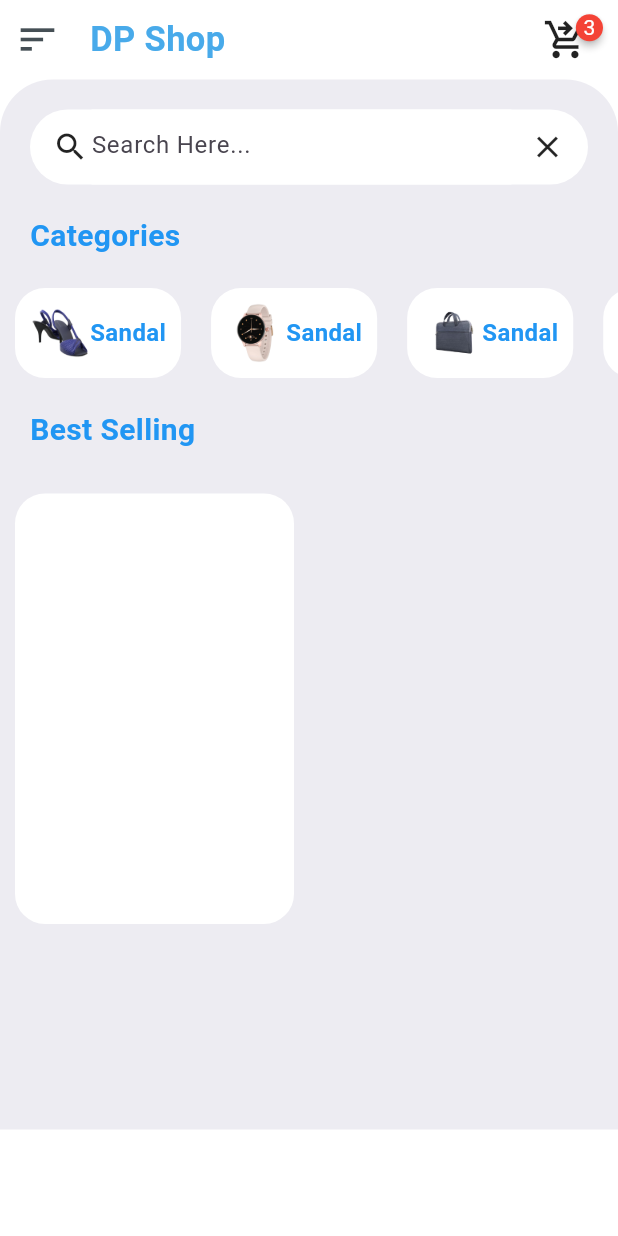
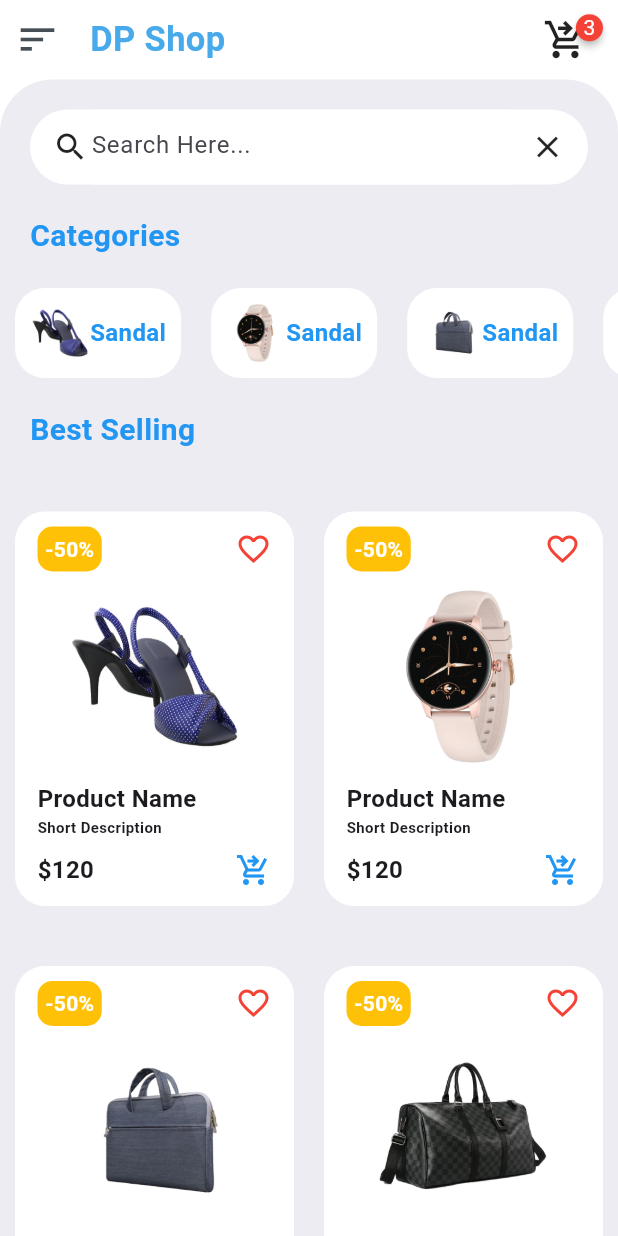
Before and after one commit to miraj98hossain/uidesignprac, a Flutter app: the screen it shows after launch, on a phone screen of 412 x 824 dp. Run offline on Flutter 3.47's test engine with Material 2 defaults, Android fonts, the light colour scheme and no system bars; drawn by our look-alikes of badges.

Commit message:
Grid Completed

```diff
--- a/lib/pages/homepage/homepage.dart
+++ b/lib/pages/homepage/homepage.dart
@@ -15,7 +15,6 @@ class HomePage extends StatelessWidget {
           children: [
             const HomeAppbar(),
             Container(
-              height: 700,
               padding: const EdgeInsets.only(top: 20),
               decoration: const BoxDecoration(
                 color: Color(0xFFEDECF2),
--- a/lib/pages/homepage/widgets/best_selling.dart
+++ b/lib/pages/homepage/widgets/best_selling.dart
@@ -6,16 +6,88 @@ class BestSelling extends StatelessWidget {
   @override
   Widget build(BuildContext context) {
     return GridView.count(
+      physics: const NeverScrollableScrollPhysics(),
       crossAxisCount: 2,
       childAspectRatio: 0.68,
       shrinkWrap: true,
       children: [
-        Container(
-          padding: const EdgeInsets.only(left: 15, right: 15, top: 10),
-          margin: const EdgeInsets.symmetric(vertical: 8, horizontal: 10),
-          decoration: BoxDecoration(
-              color: Colors.white, borderRadius: BorderRadius.circular(20)),
-        )
+        for (int i = 1; i <= 7; i++)
+          Container(
+            padding: const EdgeInsets.only(left: 15, right: 15, top: 10),
+            margin: const EdgeInsets.symmetric(vertical: 20, horizontal: 10),
+            decoration: BoxDecoration(
+              color: Colors.white,
+              borderRadius: BorderRadius.circular(20),
+            ),
+            child: Column(
+              children: [
+                Row(
+                  mainAxisAlignment: MainAxisAlignment.spaceBetween,
+                  children: [
+                    Container(
+                      padding: const EdgeInsets.all(5),
+                      decoration: BoxDecoration(
+                          borderRadius: BorderRadius.circular(10),
+                          color: Colors.amber),
+                      child: const Text(
+                        '-50%',
+                        style: TextStyle(
+                            color: Colors.white,
+                            fontSize: 14,
+                            fontWeight: FontWeight.bold),
+                      ),
+                    ),
+                    const Icon(
+                      Icons.favorite_border,
+                      color: Colors.red,
+                    )
+                  ],
+                ),
+                InkWell(
+                  onTap: () {},
+                  child: Container(
+                    margin: const EdgeInsets.all(10),
+                    child: Image.asset(
+                      "assets/images/$i.png",
+                      height: 120,
+                      width: 120,
+                    ),
+                  ),
+                ),
+                Container(
+                  alignment: Alignment.centerLeft,
+                  child: const Text(
+                    "Product Name",
+                    style: TextStyle(fontWeight: FontWeight.bold, fontSize: 16),
+                  ),
+                ),
+                Container(
+                  alignment: Alignment.centerLeft,
+                  child: const Text(
+                    "Short Description",
+                    style: TextStyle(fontWeight: FontWeight.bold, fontSize: 10),
+                  ),
+                ),
+                const Padding(
+                  padding: EdgeInsets.symmetric(vertical: 10),
+                  child: Row(
+                    mainAxisAlignment: MainAxisAlignment.spaceBetween,
+                    children: [
+                      Text(
+                        "\$120",
+                        style: TextStyle(
+                            fontWeight: FontWeight.bold, fontSize: 16),
+                      ),
+                      Icon(
+                        Icons.shopping_cart_checkout,
+                        color: Colors.blue,
+                      )
+                    ],
+                  ),
+                )
+              ],
+            ),
+          ),
       ],
     );
   }
```
